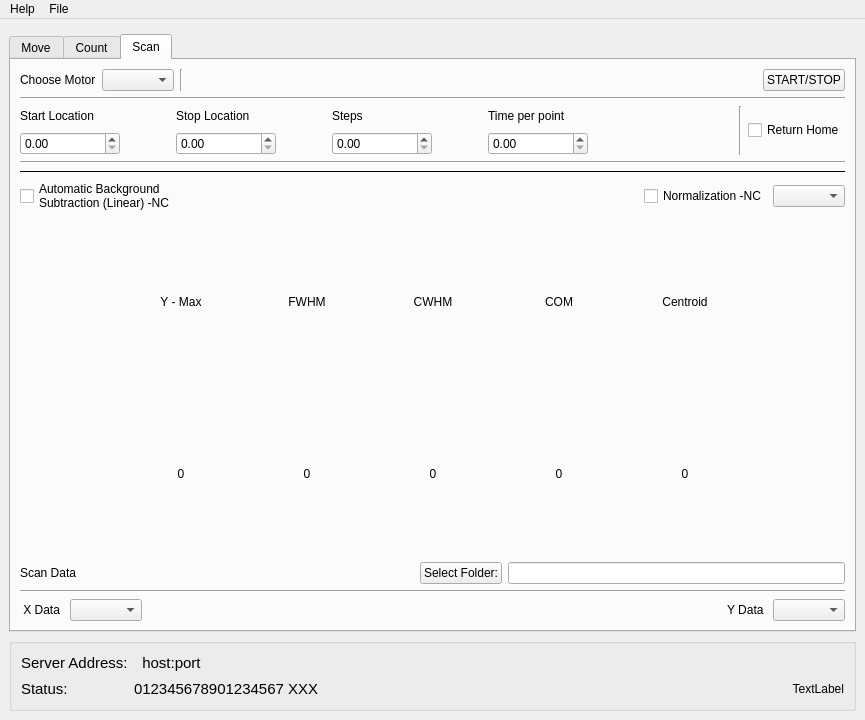
Above: main_controller/windows/main_window.ui from ayuzer/HXMA_Python_Gui before the change. Below: the same form after it.
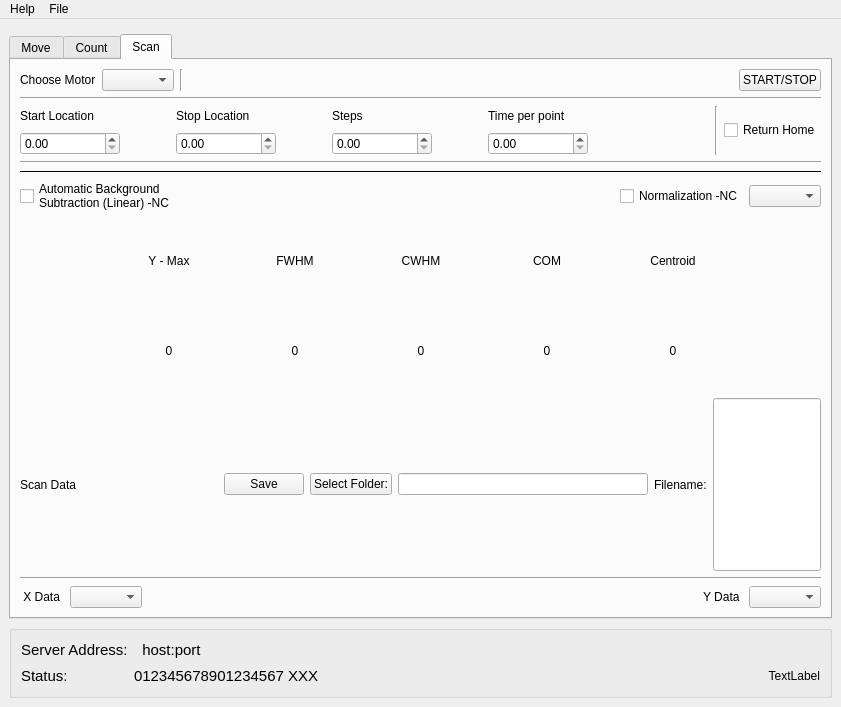
That is the form after the change. The open tabs and pages were chosen to show the change.

Commit message:
Scan Saving and Backups, plus Settings saved between sessions
We now have the option to save scans once they are created and we have
automatic backups of scans when they complete.

Settings are also saved between sessions, and the code for server
session saving was pushed into this.

What changed in the file:
```diff
--- a/main_controller/windows/main_window.ui
+++ b/main_controller/windows/main_window.ui
@@ -6,8 +6,8 @@
    <rect>
     <x>0</x>
     <y>0</y>
-    <width>865</width>
-    <height>720</height>
+    <width>841</width>
+    <height>707</height>
    </rect>
   </property>
   <property name="windowTitle">
@@ -1336,6 +1336,13 @@
                     </property>
                    </spacer>
                   </item>
+                  <item>
+                   <widget class="QPushButton" name="pushButton_scan_save">
+                    <property name="text">
+                     <string>Save</string>
+                    </property>
+                   </widget>
+                  </item>
                   <item>
                    <widget class="QPushButton" name="pushButton_scan_select_file">
                     <property name="text">
@@ -1344,7 +1351,37 @@
                    </widget>
                   </item>
                   <item>
-                   <widget class="QLineEdit" name="lineEdit_scan_select_file"/>
+                   <widget class="QLineEdit" name="lineEdit_scan_select_file">
+                    <property name="minimumSize">
+                     <size>
+                      <width>250</width>
+                      <height>0</height>
+                     </size>
+                    </property>
+                   </widget>
+                  </item>
+                  <item>
+                   <widget class="QLabel" name="label_scan_filename_name">
+                    <property name="text">
+                     <string>Filename:</string>
+                    </property>
+                   </widget>
+                  </item>
+                  <item>
+                   <widget class="QLineEdit" name="lineEdit_scan_filename">
+                    <property name="sizePolicy">
+                     <sizepolicy hsizetype="Minimum" vsizetype="Preferred">
+                      <horstretch>0</horstretch>
+                      <verstretch>0</verstretch>
+                     </sizepolicy>
+                    </property>
+                    <property name="minimumSize">
+                     <size>
+                      <width>50</width>
+                      <height>0</height>
+                     </size>
+                    </property>
+                   </widget>
                   </item>
                  </layout>
                 </item>
@@ -1539,7 +1576,7 @@
     <rect>
      <x>0</x>
      <y>0</y>
-     <width>865</width>
+     <width>841</width>
      <height>25</height>
     </rect>
    </property>
```
Left out of the diff: 4 changed lines with no effect on the pictures. The commit also changes 9 other files.
